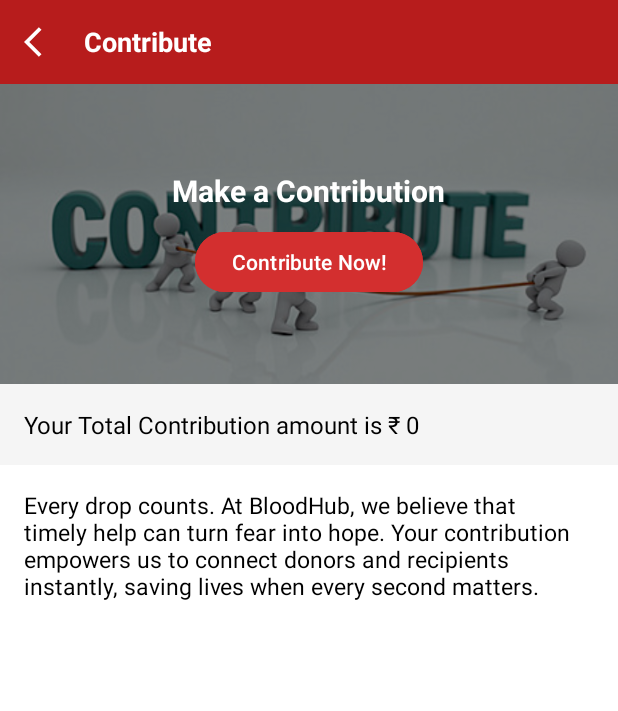
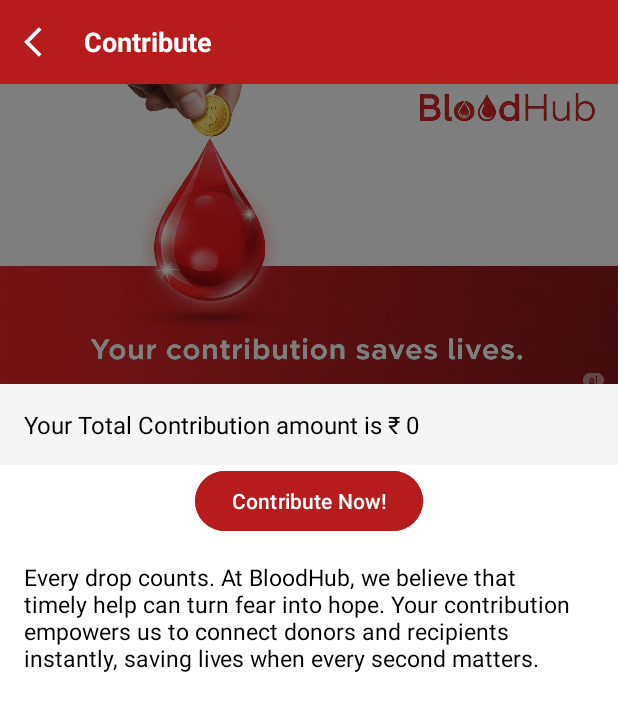
Before and after one commit to rushikeshgayke369-creator/BloodHub, an Android app: the ContributeActivity screen opened directly, with no data from a screen before it, on a phone screen of 412 x 824 dp. Shown: the top 711 px of the screen. Run offline under Robolectric (Android 15) with nearby library versions, the phone set to English and light mode, and no system bars.

Commit message:
Contribute Button

```diff
--- a/app/src/main/java/com/mountreach/bloodhub/ContributionFormActivity.java
+++ b/app/src/main/java/com/mountreach/bloodhub/ContributionFormActivity.java
@@ -39,6 +39,7 @@
                 String feedback = etFeedback.getText().toString().trim();
 
 
+
                 Toast.makeText(this, "Thank you, " + name + "! Redirecting to payment...", Toast.LENGTH_SHORT).show();
 
 
@@ -50,6 +51,7 @@
                 intent.putExtra("amount", amount);
                 intent.putExtra("feedback", feedback);
                 startActivity(intent);
+                finish();
             }
         });
     }
--- a/app/src/main/res/layout/activity_contribute.xml
+++ b/app/src/main/res/layout/activity_contribute.xml
@@ -54,25 +54,11 @@
                 android:gravity="center"
                 android:background="#80000000">
 
-                <TextView
-                    android:layout_width="wrap_content"
-                    android:layout_height="wrap_content"
-                    android:text="Make a Contribution"
-                    android:textColor="#FFFFFF"
-                    android:textSize="20sp"
-                    android:textStyle="bold" />
 
-                <Button
-                    android:id="@+id/btnContributeNow"
-                    android:layout_width="wrap_content"
-                    android:layout_height="wrap_content"
-                    android:text="Contribute Now!"
-                    android:textColor="#FFFFFF"
-                    android:backgroundTint="#D32F2F"
-                    android:layout_marginTop="10dp"/>
             </LinearLayout>
+
+
         </RelativeLayout>
-
 
         <TextView
             android:layout_width="match_parent"
@@ -83,7 +69,16 @@
             android:padding="16dp"
             android:background="#F5F5F5"/>
 
+        <Button
+            android:id="@+id/btnContributeNow"
+            android:layout_width="wrap_content"
+            android:layout_height="wrap_content"
+            android:text="Contribute Now!"
+            android:textColor="#FFFFFF"
+            android:backgroundTint="#B71C1C"
+            android:layout_gravity="center"
 
+            />
         <TextView
             android:layout_width="match_parent"
             android:layout_height="wrap_content"
```
Also changed, not shown: app/src/main/res/drawable/banner_contribute.png.
